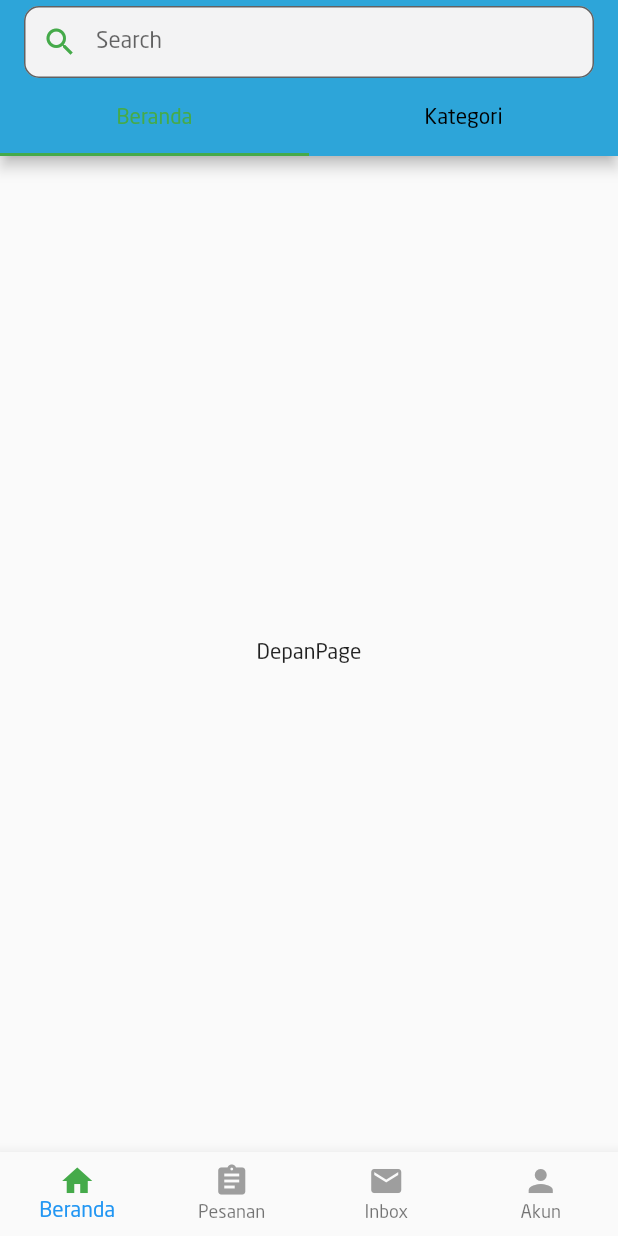
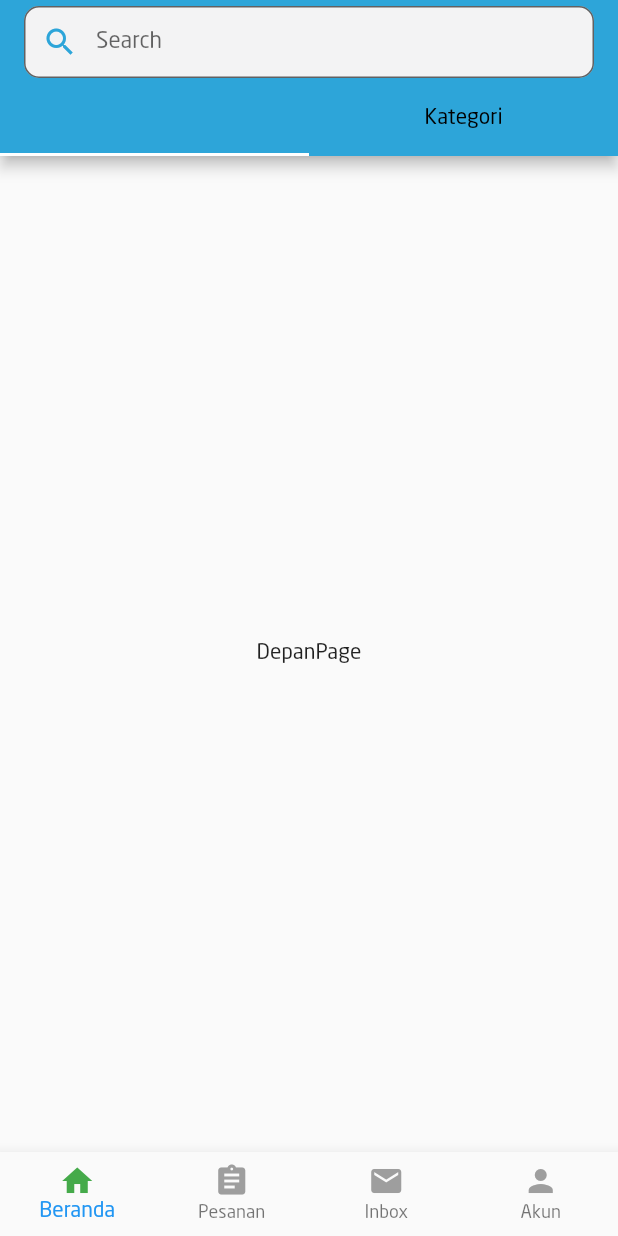
Before and after one commit to miftakhurrokhmah01/mittora, a Flutter app: the screen it shows after launch, on a phone screen of 412 x 824 dp. Run offline on Flutter 3.47's test engine with Material 2 defaults, Android fonts, the light colour scheme and no system bars.

Commit message:
mengganti warna

```diff
--- a/lib/users/Beranda.dart
+++ b/lib/users/Beranda.dart
@@ -38,7 +38,8 @@ class _BerandaState extends State<Beranda> with SingleTickerProviderStateMixin {
           style: TextStyle(fontSize: 15),
           decoration: InputDecoration(
               hintText: 'Search',
-              prefixIcon: Icon(Icons.search, color: MittoraPalette.green),
+              prefixIcon:
+                  Icon(Icons.search, color: MittoraPalette.menuBluebird),
               contentPadding: const EdgeInsets.symmetric(vertical: 10.0),
               border: OutlineInputBorder(
                 borderRadius: BorderRadius.circular(10),
@@ -50,8 +51,8 @@ class _BerandaState extends State<Beranda> with SingleTickerProviderStateMixin {
         backgroundColor: MittoraPalette.menuBluebird,
         bottom: TabBar(
           controller: _tabController,
-          indicatorColor: MittoraPalette.green,
-          labelColor: MittoraPalette.green,
+          indicatorColor: MittoraPalette.menuBluebird,
+          labelColor: MittoraPalette.menuBluebird,
           unselectedLabelColor: Colors.black,
           labelPadding: EdgeInsets.all(0),
           tabs: [Tab(text: 'Beranda'), Tab(text: 'Kategori')],
```
